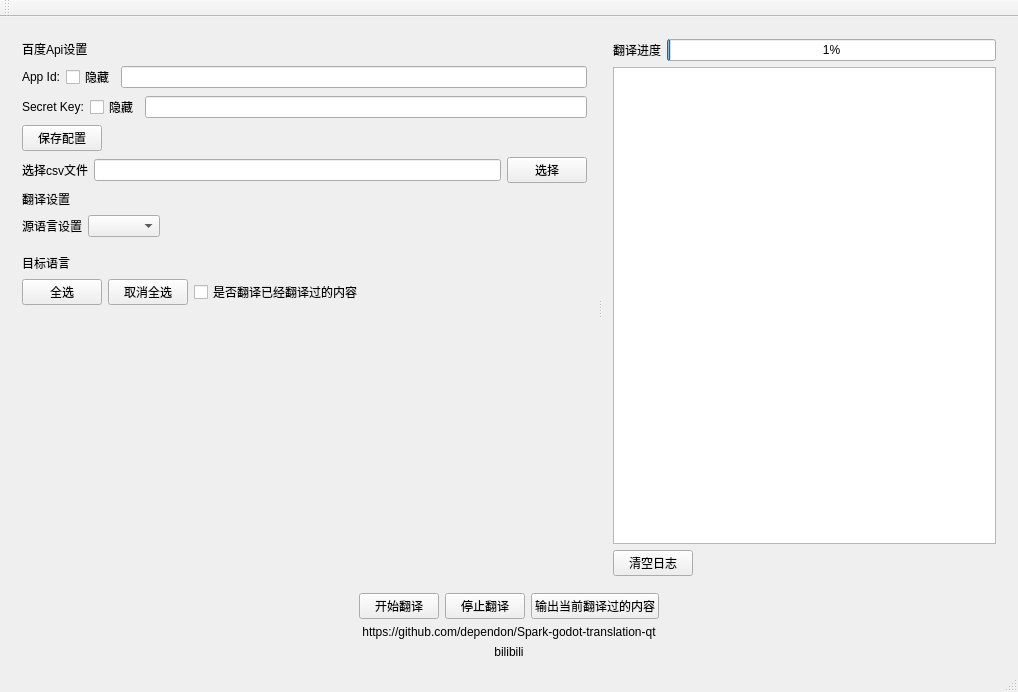
Old version of the form mainwindow.ui in the repository dependon/Spark-godot-translation-qt.
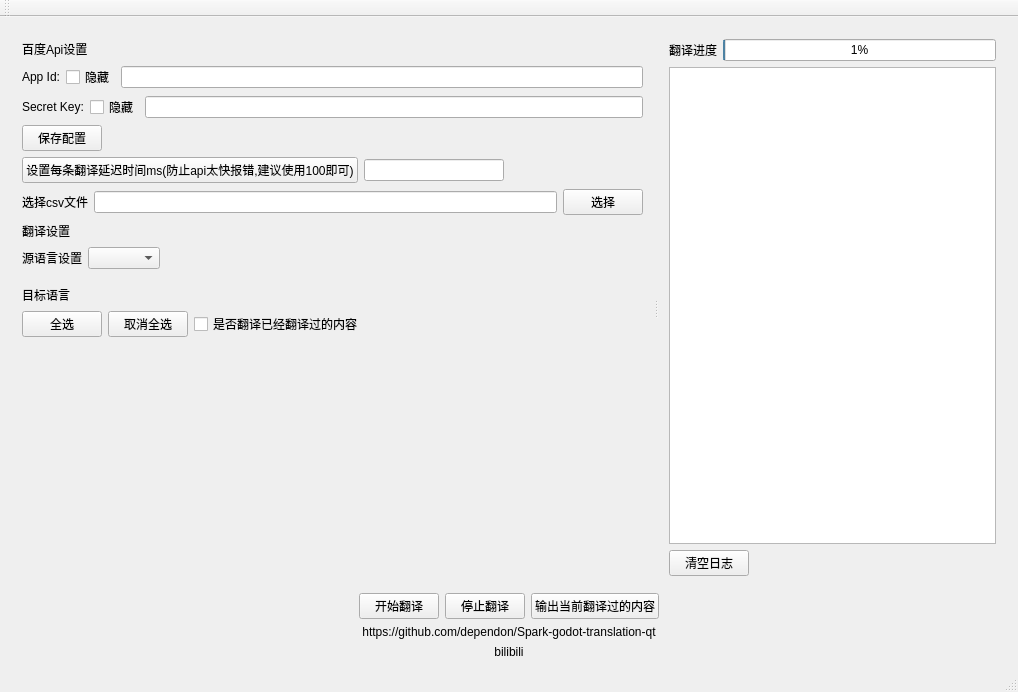
New version of the form.

Commit message:
feat(翻译): 添加翻译延迟时间设置功能
添加可配置的翻译延迟时间设置，防止API请求过快导致错误。包括：
1. 在UI中添加延迟时间设置输入框和按钮
2. 实现延迟时间保存到配置文件
3. 在翻译过程中应用设置的延迟时间

```diff
--- a/mainwindow.ui
+++ b/mainwindow.ui
@@ -114,6 +114,45 @@
             </item>
            </layout>
           </item>
+          <item>
+           <layout class="QHBoxLayout" name="horizontalLayout_13">
+            <property name="leftMargin">
+             <number>0</number>
+            </property>
+            <property name="topMargin">
+             <number>0</number>
+            </property>
+            <property name="rightMargin">
+             <number>0</number>
+            </property>
+            <property name="bottomMargin">
+             <number>0</number>
+            </property>
+            <item>
+             <widget class="QPushButton" name="btn_setDelay">
+              <property name="text">
+               <string>设置每条翻译延迟时间ms(防止api太快报错,建议使用100即可)</string>
+              </property>
+             </widget>
+            </item>
+            <item>
+             <widget class="QLineEdit" name="edit_delay"/>
+            </item>
+            <item>
+             <spacer name="horizontalSpacer_4">
+              <property name="orientation">
+               <enum>Qt::Horizontal</enum>
+              </property>
+              <property name="sizeHint" stdset="0">
+               <size>
+                <width>40</width>
+                <height>20</height>
+               </size>
+              </property>
+             </spacer>
+            </item>
+           </layout>
+          </item>
          </layout>
         </item>
         <item>
```
The commit also changes 4 other files.
